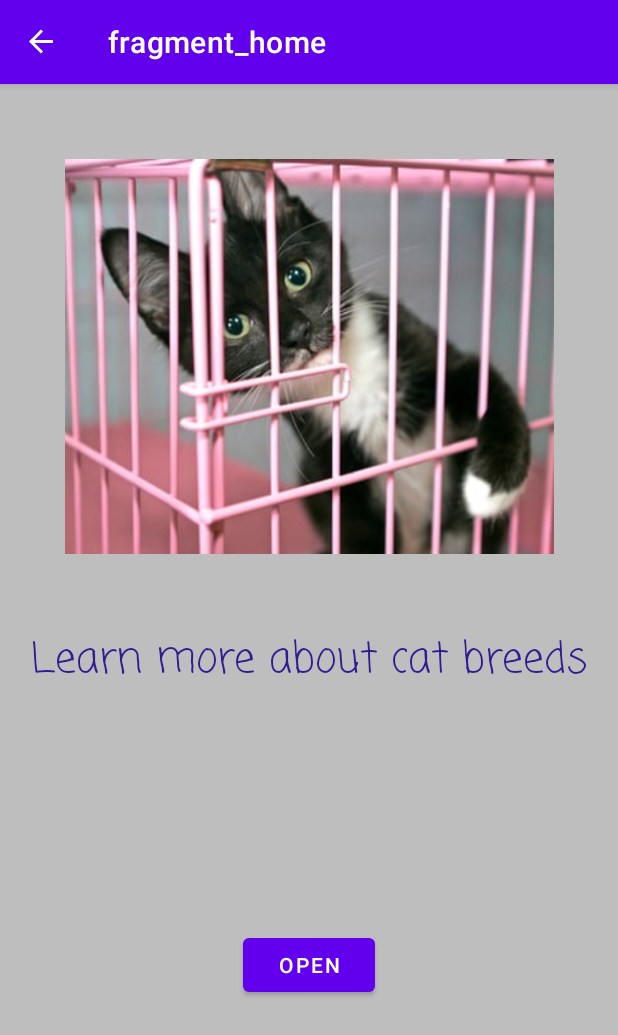
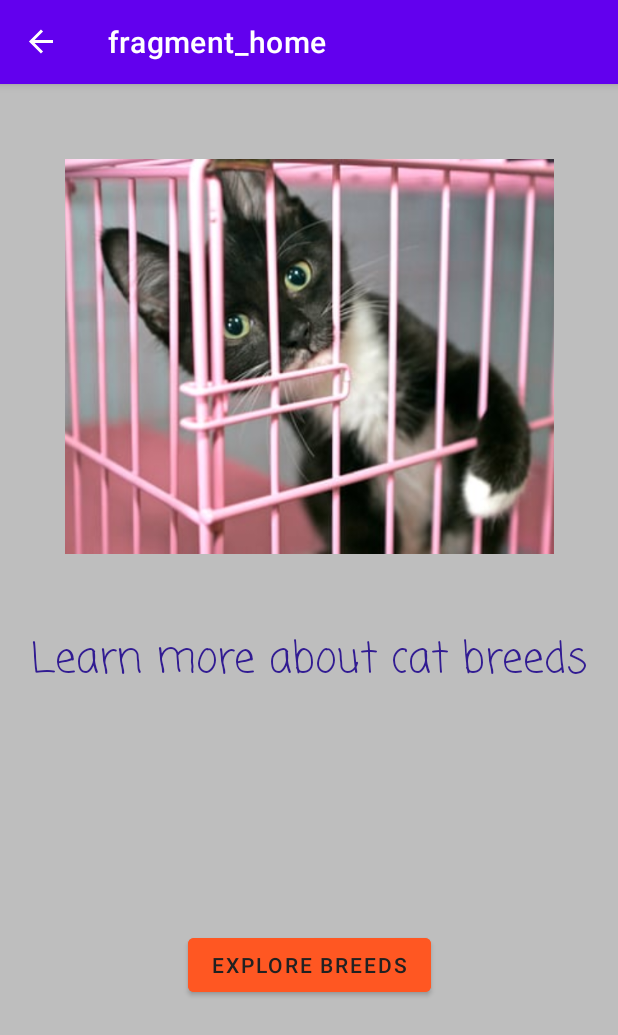
Before and after one commit to Edzisani/KittyAPP, an Android app: the HomeFragment screen opened through its navigation route, on a phone screen of 412 x 824 dp. Shown: the top 1035 px of the screen. Run offline under Robolectric (Android 15) with nearby library versions, the phone set to English and light mode, and no system bars; our stand-ins replace RxJava, data binding, navigation-ui; network calls fail; 2 statements that could not run were skipped.

Commit message:
Latest changes to layout

```diff
--- a/app/src/main/java/com/example/thekittyapp/api/KittyDataSource.kt
+++ b/app/src/main/java/com/example/thekittyapp/api/KittyDataSource.kt
@@ -8,17 +8,13 @@ class KittyDataSource(retrofit:Retrofit) {
     private val api:KittyApi = retrofit.create(KittyApi::class.java)
 
 
-    fun getCats(limit: Int, category_ids: Int?, breed_ids: String? ) =
-        api.getCats(limit, category_ids, breed_ids)
-   //category_ids?.let { api.getCats(limit, it) }
-
+    fun getCats(limit: Int, breed_ids: String? ) =
+        api.getCats(limit,  breed_ids)
 
     interface KittyApi{
-        //"images/search"
-        @GET("images/search?breed_ids=beng")
+        //images/search?breed_ids=beng
+        @GET("https://api.thecatapi.com/v1/breeds?=a")
         fun getCats(@Query("limit") limit:Int,
-                    @Query("category_ids") category_ids:Int?,
                     @Query("breed_ids")breed_ids:String?): Single<List<BreedResponse>>
-
     }
 }
--- a/app/src/main/java/com/example/thekittyapp/overview/HomeFragment.kt
+++ b/app/src/main/java/com/example/thekittyapp/overview/HomeFragment.kt
@@ -53,7 +53,7 @@ class HomeFragment : Fragment(R.layout.fragment_home) {
 
 
 
-        this.binding.getMoreCatsButton.setOnClickListener {
+        this.binding.refreshButton.setOnClickListener {
             viewModel.getSomeCats()
         }
     }
@@ -75,9 +75,8 @@ class HomeFragment : Fragment(R.layout.fragment_home) {
             "Got ${catsRetrieved.size} cats",
             Toast.LENGTH_SHORT
         ).show()
-
         recyclerView = findViewById(R.id.recyclerView)
-        myAdapter = DataAdapter(catsRetrieved, requireActivity())
+        myAdapter = DataAdapter(catsRetrieved)
         recyclerView.adapter = myAdapter
         recyclerView.layoutManager =
             LinearLayoutManager(requireActivity(), LinearLayoutManager.VERTICAL, false)
@@ -104,7 +103,6 @@ class HomeFragment : Fragment(R.layout.fragment_home) {
 
 
     }
-
     private fun showFailedResponse() {
 
     }
--- a/app/src/main/java/com/example/thekittyapp/overview/HomeFragmentViewModel.kt
+++ b/app/src/main/java/com/example/thekittyapp/overview/HomeFragmentViewModel.kt
@@ -34,7 +34,7 @@ class HomeFragmentViewModel: ViewModel() {
 
 
         // asking for 20 cats.
-        latestCatCall = kittyRepository.getCats(20, null, null).subscribeOn(Schedulers.io())
+        latestCatCall = kittyRepository.getCats(60, null).subscribeOn(Schedulers.io())
             .doOnSubscribe {
                 compositeDisposableOnDestroy.add(it)
             }
--- a/app/src/main/java/com/example/thekittyapp/repository/KittyRepository.kt
+++ b/app/src/main/java/com/example/thekittyapp/repository/KittyRepository.kt
@@ -2,6 +2,7 @@ package com.example.thekittyapp.repository
 
 import com.example.thekittyapp.api.BreedResponse
 import com.example.thekittyapp.api.KittyDataSource
+import com.example.thekittyapp.models.BreedResponseItem
 import io.reactivex.Single
 
 class KittyRepository(
@@ -25,10 +26,10 @@ class KittyRepository(
     }
     //Method to be called by the fragment/Activity
 
-    fun getCats(limit:Int, category_ids:Int?, breed_ids:String?):Single<Result>{
+    fun getCats(limit:Int,  breed_ids:String?):Single<Result>{
 
 
-        return kittyDataSource.getCats(limit,category_ids,breed_ids)
+        return kittyDataSource.getCats(limit,breed_ids)
             .map{ breedResponse: List<BreedResponse> -> Result(breedResponse = breedResponse)}
             .onErrorReturn {t:Throwable -> Result(errorMessage =t.message)}
     }
--- a/app/src/main/res/layout/fragment_home.xml
+++ b/app/src/main/res/layout/fragment_home.xml
@@ -6,13 +6,14 @@
     android:layout_width="match_parent"
     android:layout_height="match_parent"
     android:orientation="vertical">
+
     <androidx.fragment.app.FragmentContainerView
         android:id="@+id/myNavHostFragment"
         android:name="androidx.navigation.fragment.NavHostFragment"
         android:layout_width="match_parent"
         android:layout_height="match_parent"
-        app:navGraph="@navigation/navigation"
-        app:defaultNavHost="true" />
+        app:defaultNavHost="true"
+        app:navGraph="@navigation/navigation" />
 
 
 
@@ -43,14 +44,14 @@
                     android:textStyle="bold" />
 
                 <Button
-                    android:id="@+id/getMoreCats_Button"
+                    android:id="@+id/refreshButton"
                     android:layout_width="wrap_content"
                     android:layout_height="wrap_content"
                     android:layout_alignParentEnd="true"
                     android:layout_alignParentBottom="true"
                     android:layout_marginEnd="14dp"
                     android:layout_marginBottom="5dp"
-                    android:text="NEXT COLLECTION"/>
+                    android:text="@string/reload_page" />
 
             </RelativeLayout>
         </androidx.appcompat.widget.Toolbar>
--- a/app/src/main/res/layout/fragment_title.xml
+++ b/app/src/main/res/layout/fragment_title.xml
@@ -34,7 +34,9 @@
         android:layout_marginTop="16dp"
         android:layout_marginEnd="16dp"
         android:layout_marginBottom="16dp"
-        android:text="@string/open"
+        android:backgroundTint="@color/orange"
+        android:text="@string/explore_breeds"
+        android:textColor="#212121"
         app:layout_constraintBottom_toBottomOf="parent"
         app:layout_constraintEnd_toEndOf="parent"
         app:layout_constraintStart_toStartOf="parent"
--- a/app/src/main/res/layout/listhead.xml
+++ b/app/src/main/res/layout/listhead.xml
@@ -24,7 +24,7 @@
                 android:layout_height="match_parent"
                 android:layout_weight="1"
                 android:gravity="center"
-                android:text="AVAILABLE CATS FOR ADOPTION"
+                android:text="@string/cat_breed_wiki"
                 android:textColor="#fff"
                 android:textSize="18sp"
                 android:textStyle="bold"></androidx.appcompat.widget.AppCompatTextView>
--- /dev/null
+++ b/app/src/main/res/values/dimens.xml
@@ -0,0 +1,4 @@
+<?xml version="1.0" encoding="utf-8"?>
+<resources>
+    <dimen name="pad_left">5dp</dimen>
+</resources>
--- a/app/src/main/res/values/strings.xml
+++ b/app/src/main/res/values/strings.xml
@@ -7,9 +7,12 @@
     <string name="categories">Cat category</string>
     <string name="open">OPEN</string>
     <string name="welcome_to_the_adoption_store">Welcome to the Adoption Store</string>
-    <string name="the_20_available_cats_for_adoption">The 20 available cats for adoption</string>
+    <string name="the_20_available_cats_for_adoption">CAT BREED WIKI</string>
     <string name="learn_about_breeds">Learn more about cat breeds</string>
     <string name="search_here">Search Here</string>
     <string name="kitten_image">Kitten Image</string>
     <string name="cat_details">Cat Details</string>
+    <string name="cat_breed_wiki">CAT BREEDS WIKI</string>
+    <string name="reload_page">RELOAD</string>
+    <string name="explore_breeds">EXPLORE BREEDS</string>
 </resources>
```
Also changed, not shown: app/src/main/java/com/example/thekittyapp/adapter/DataAdapter.kt (+6 -11 lines), app/src/main/java/com/example/thekittyapp/api/BreedResponse.kt (+45 -20 lines), app/src/main/res/layout/grid_view_item.xml (deleted, +0 -21 lines), app/src/main/res/layout/layout_cat_list.xml (+21 -21 lines), app/src/main/res/layout/listcard.xml (+6 -8 lines).
